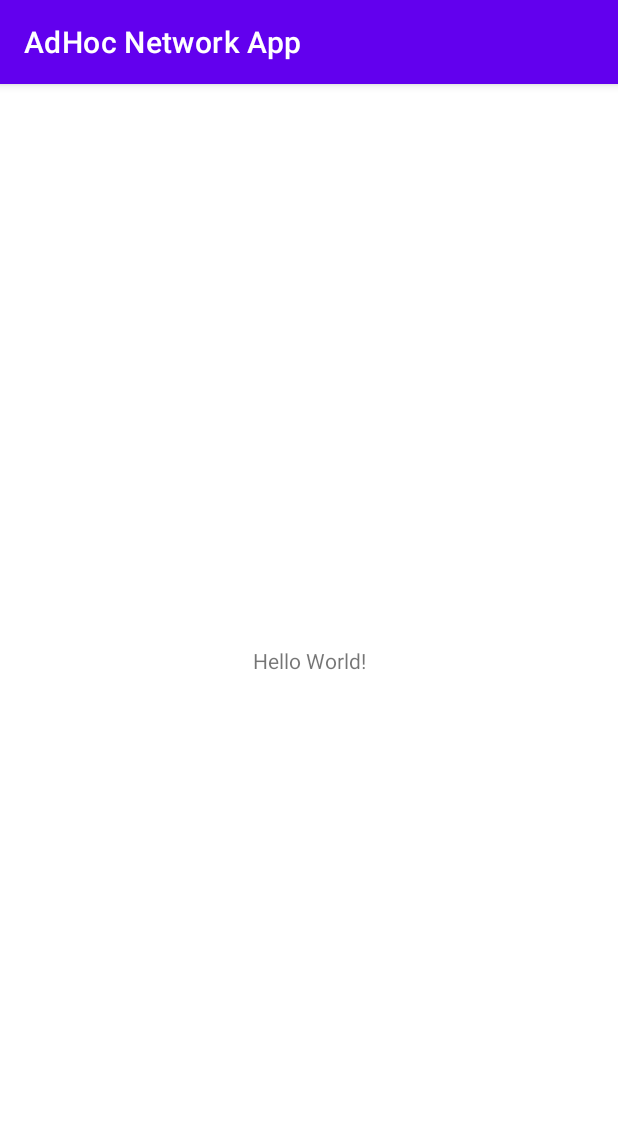
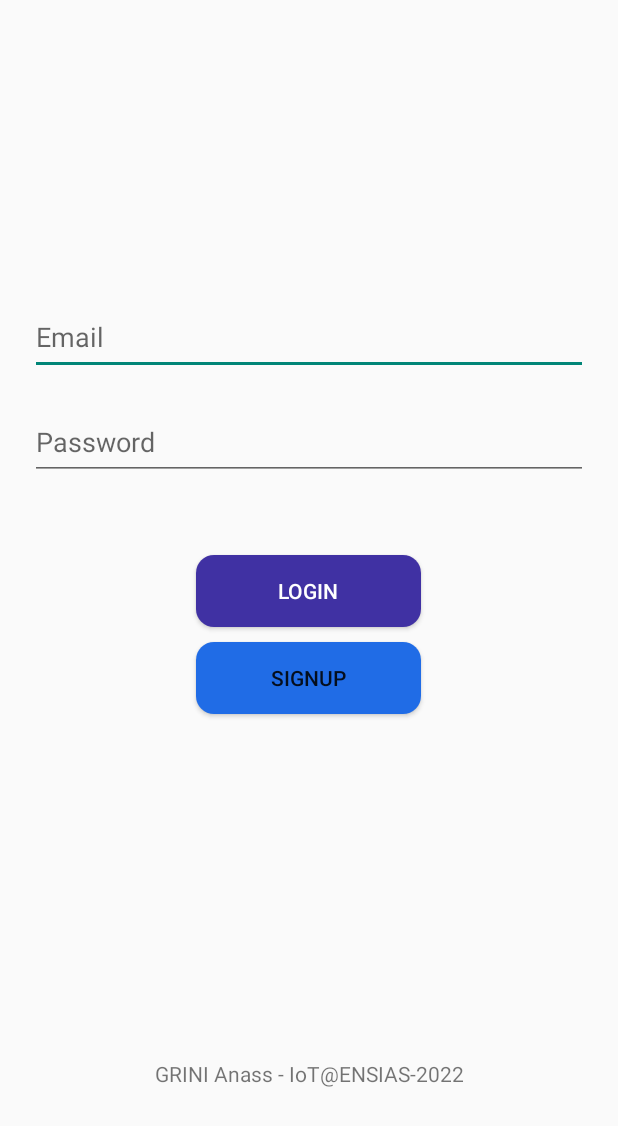
Before and after one commit to Taylor-X01/Ad-hoc-network-in-mobile-computing, an Android app: the screen it shows after launch (MainActivity before the commit, Login after it), on a phone screen of 412 x 824 dp. Shown: the top 1126 px of the screen. Run offline under Robolectric (Android 15) with nearby library versions, the phone set to English and light mode, and no system bars; our stand-ins replace Firebase (no records; nobody signed in at launch, a user with empty details on screens opened directly).

Commit message:
Create Login & SignUp page with Firebase

```diff
--- /dev/null
+++ b/app/src/main/java/com/example/adhocnetworkapp/Login.kt
@@ -0,0 +1,60 @@
+package com.example.adhocnetworkapp
+
+import android.content.Intent
+import androidx.appcompat.app.AppCompatActivity
+import android.os.Bundle
+import android.widget.Button
+import android.widget.EditText
+import android.widget.Toast
+import com.google.firebase.auth.FirebaseAuth
+
+class Login : AppCompatActivity() {
+
+    private lateinit var email:EditText
+    private lateinit var password:EditText
+    private lateinit var btn_login:Button
+    private lateinit var btn_signup:Button
+    private lateinit var mAuth:FirebaseAuth
+
+
+    override fun onCreate(savedInstanceState: Bundle?) {
+        super.onCreate(savedInstanceState)
+        setContentView(R.layout.activity_login)
+
+        mAuth = FirebaseAuth.getInstance()
+
+        email = findViewById(R.id.email)
+        password = findViewById(R.id.password)
+        btn_login = findViewById(R.id.btn_login)
+        btn_signup = findViewById(R.id.btn_signup)
+
+
+        btn_signup.setOnClickListener(){
+            val intent = Intent(this, SignUp::class.java)
+            startActivity(intent)
+        }
+
+        btn_login.setOnClickListener(){
+            val email = email.text.toString()
+            val password = password.text.toString()
+
+            login(email,password)
+        }
+
+    }
+
+    private fun login(email:String , password:String){
+
+        mAuth.signInWithEmailAndPassword(email, password)
+            .addOnCompleteListener(this) { task ->
+                if (task.isSuccessful) {
+                    // LogIn to the user account
+                    val intent = Intent(this@Login,MainActivity::class.java)
+                    startActivity(intent)
+                } else {
+                    // If sign in fails, display a message to the user.
+                    Toast.makeText(this@Login,"Something wrong happened! Make sure that you passed the correct email and password",Toast.LENGTH_SHORT).show()
+                }
+            }
+    }
+}
--- /dev/null
+++ b/app/src/main/java/com/example/adhocnetworkapp/User.kt
@@ -0,0 +1,5 @@
+package com.example.adhocnetworkapp
+
+class User {
+
+}
--- /dev/null
+++ b/app/src/main/res/drawable/loginbtn_background.xml
@@ -0,0 +1,5 @@
+<?xml version="1.0" encoding="utf-8"?>
+<shape xmlns:android="http://schemas.android.com/apk/res/android">
+    <solid android:color="@color/blue"/>
+    <corners android:radius="12dp"/>
+</shape>
--- /dev/null
+++ b/app/src/main/res/drawable/loginbtnmain_background.xml
@@ -0,0 +1,5 @@
+<?xml version="1.0" encoding="utf-8"?>
+<shape xmlns:android="http://schemas.android.com/apk/res/android">
+    <solid android:color="@color/purpleBlue"/>
+    <corners android:radius="12dp"/>
+</shape>
--- /dev/null
+++ b/app/src/main/res/layout/activity_login.xml
@@ -0,0 +1,66 @@
+<?xml version="1.0" encoding="utf-8"?>
+<RelativeLayout xmlns:android="http://schemas.android.com/apk/res/android"
+    xmlns:app="http://schemas.android.com/apk/res-auto"
+    xmlns:tools="http://schemas.android.com/tools"
+    android:layout_width="match_parent"
+    android:layout_height="match_parent"
+    tools:context=".Login">
+
+    <EditText
+        android:id="@+id/email"
+        android:hint="Email"
+        android:layout_width="match_parent"
+        android:layout_height="50dp"
+        android:layout_marginTop="200dp"
+        android:layout_marginLeft="20dp"
+        android:layout_marginRight="20dp"
+        />
+
+    <EditText
+
+        android:id="@+id/password"
+        android:hint="Password"
+        android:layout_width="match_parent"
+        android:layout_height="50dp"
+        android:layout_below="@+id/email"
+        android:layout_marginTop="20dp"
+        android:layout_marginLeft="20dp"
+        android:layout_marginRight="20dp"
+        />
+
+    <Button
+        android:id="@+id/btn_login"
+        android:layout_width="150dp"
+        android:layout_height="wrap_content"
+        android:layout_below="@+id/password"
+        android:layout_centerHorizontal="true"
+        android:layout_marginTop="50dp"
+        android:background="@drawable/loginbtnmain_background"
+        android:textColor="@color/white"
+        android:text="Login"
+        />
+
+    <Button
+        android:id="@+id/btn_signup"
+        android:layout_width="150dp"
+        android:layout_height="wrap_content"
+        android:layout_below="@+id/btn_login"
+        android:layout_centerHorizontal="true"
+        android:layout_marginTop="10dp"
+        android:background="@drawable/loginbtn_background"
+        android:text="Signup"
+        />
+
+    <TextView
+        android:layout_width="match_parent"
+        android:layout_height="match_parent"
+        android:layout_below="@+id/btn_signup"
+        android:layout_marginTop="230dp"
+        android:text="GRINI Anass - IoT@ENSIAS-2022"
+        android:textAlignment="center"
+        />
+
+
+
+
+</RelativeLayout>
--- a/app/src/main/res/values/colors.xml
+++ b/app/src/main/res/values/colors.xml
@@ -7,4 +7,6 @@
     <color name="teal_700">#FF018786</color>
     <color name="black">#FF000000</color>
     <color name="white">#FFFFFFFF</color>
+    <color name="blue">#206ce6</color>
+    <color name="purpleBlue">#4031a3</color>
 </resources>
--- a/app/src/main/res/values/themes.xml
+++ b/app/src/main/res/values/themes.xml
@@ -1,6 +1,6 @@
 <resources xmlns:tools="http://schemas.android.com/tools">
     <!-- Base application theme. -->
-    <style name="Theme.AdHocNetworkApp" parent="Theme.MaterialComponents.DayNight.DarkActionBar">
+    <style name="Theme.AdHocNetworkApp" parent="Theme.AppCompat.DayNight.NoActionBar">
         <!-- Primary brand color. -->
         <item name="colorPrimary">@color/purple_500</item>
         <item name="colorPrimaryVariant">@color/purple_700</item>
--- a/build.gradle
+++ b/build.gradle
@@ -5,8 +5,9 @@ buildscript {
         mavenCentral()
     }
     dependencies {
-        classpath "com.android.tools.build:gradle:7.0.4"
-        classpath "org.jetbrains.kotlin:kotlin-gradle-plugin:1.5.20"
+        classpath 'com.android.tools.build:gradle:7.1.0'
+        classpath 'org.jetbrains.kotlin:kotlin-gradle-plugin:1.6.10'
+        classpath 'com.google.gms:google-services:4.3.10'
 
         // NOTE: Do not place your application dependencies here; they belong
         // in the individual module build.gradle files
```
Also changed, not shown: app/build.gradle (+9 -2 lines), app/src/main/AndroidManifest.xml (+12 -1 lines), app/src/main/java/com/example/adhocnetworkapp/ChatApp.kt (added, +11 -0 lines), app/src/main/java/com/example/adhocnetworkapp/SignUp.kt (added, +52 -0 lines), app/src/main/res/layout/activity_chat_app.xml (added, +9 -0 lines), app/src/main/res/layout/activity_main.xml (+15 -0 lines), app/src/main/res/layout/activity_sign_up.xml (added, +63 -0 lines), gradle/wrapper/gradle-wrapper.properties, 1 other file.
